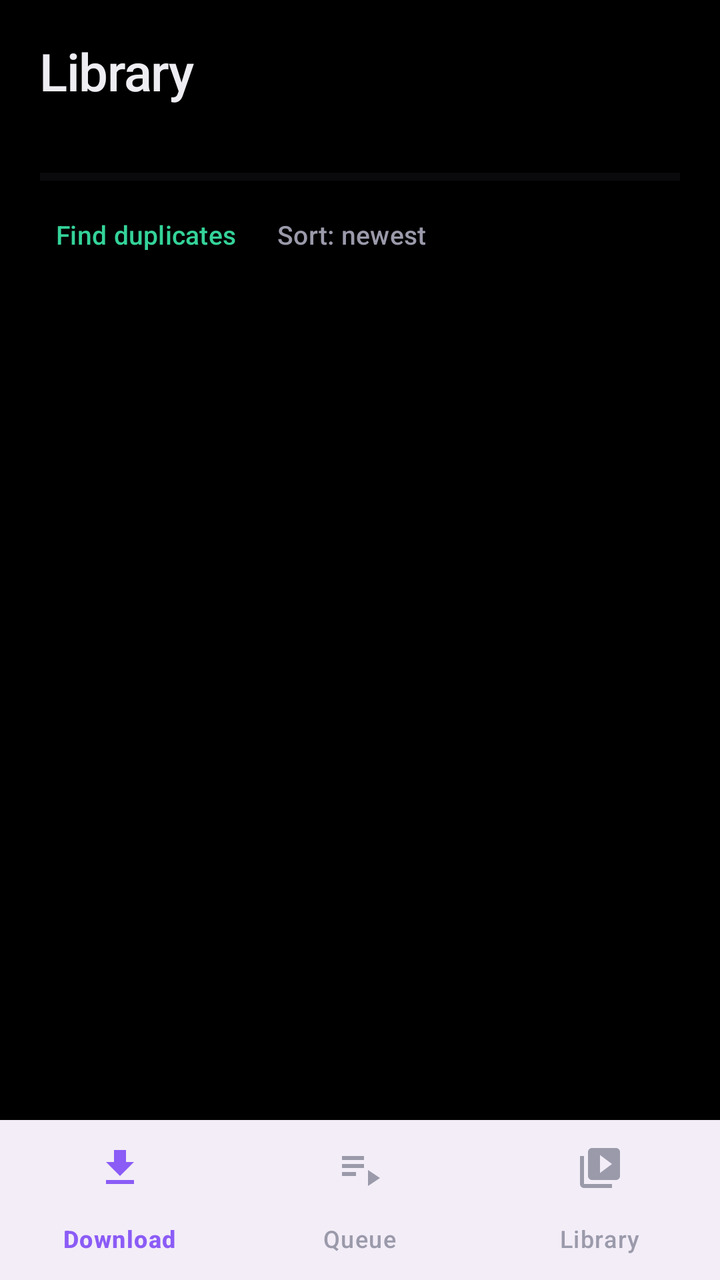
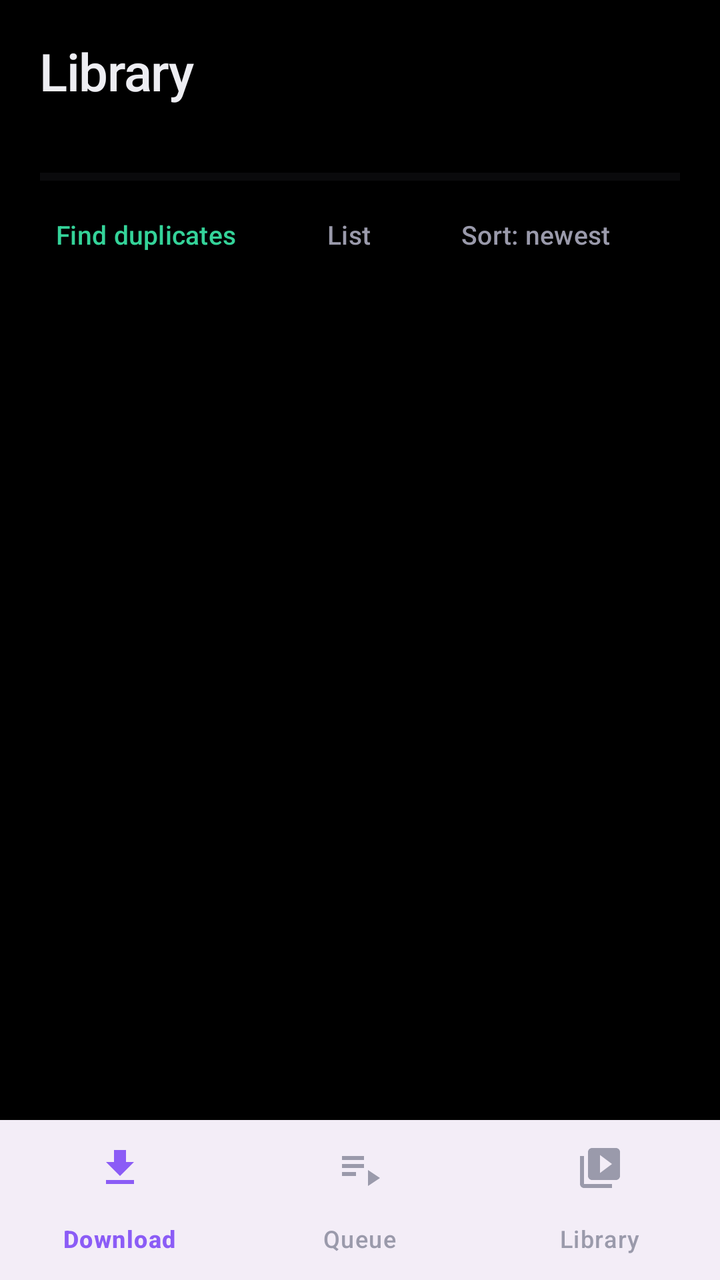

Compare the two renders of this Android layout. The source of the first and the diff that turns it into the second are given below.
<!-- AndroidManifest.xml: application theme Theme.VideoDroid -->
<!-- res/layout/activity_library.xml -->
<?xml version="1.0" encoding="utf-8"?>
<LinearLayout xmlns:android="http://schemas.android.com/apk/res/android"
    android:id="@+id/libraryRoot"
    android:layout_width="match_parent"
    android:layout_height="match_parent"
    android:background="@color/vd_bg"
    android:orientation="vertical">

    <LinearLayout
        android:id="@+id/libraryWrapper"
        android:layout_width="match_parent"
        android:layout_height="0dp"
        android:layout_weight="1"
        android:orientation="vertical">

        <LinearLayout
            android:layout_width="match_parent"
            android:layout_height="wrap_content"
            android:orientation="vertical"
            android:paddingStart="20dp"
            android:paddingTop="18dp"
            android:paddingEnd="20dp">

            <TextView
                android:layout_width="wrap_content"
                android:layout_height="wrap_content"
                android:fontFamily="sans-serif-medium"
                android:letterSpacing="-0.02"
                android:text="Library"
                android:textColor="@color/vd_text"
                android:textSize="26sp" />

            <TextView
                android:id="@+id/storageText"
                android:layout_width="match_parent"
                android:layout_height="wrap_content"
                android:layout_marginTop="6dp"
                android:text=""
                android:textColor="@color/vd_text_dim"
                android:textSize="12sp" />

            <ProgressBar
                android:id="@+id/storageBar"
                style="?android:attr/progressBarStyleHorizontal"
                android:layout_width="match_parent"
                android:layout_height="6dp"
                android:layout_marginTop="10dp"
                android:max="100"
                android:progressBackgroundTint="@color/vd_outline"
                android:progressTint="@color/vd_emerald" />

            <LinearLayout
                android:layout_width="match_parent"
                android:layout_height="wrap_content"
                android:layout_marginTop="6dp"
                android:gravity="center_vertical"
                android:orientation="horizontal">

                <Button
                    android:id="@+id/findDuplicates"
                    android:layout_width="wrap_content"
                    android:layout_height="wrap_content"
                    android:background="?android:attr/selectableItemBackground"
                    android:minHeight="40dp"
                    android:paddingStart="8dp"
                    android:paddingEnd="8dp"
                android:text="Find duplicates"
                android:textAllCaps="false"
                android:textColor="@color/vd_emerald"
                android:textSize="13sp" />

                <Button
                    android:id="@+id/librarySort"
                    android:layout_width="wrap_content"
                    android:layout_height="wrap_content"
                    android:layout_marginStart="4dp"
                    android:background="?android:attr/selectableItemBackground"
                    android:minHeight="40dp"
                    android:paddingStart="8dp"
                    android:paddingEnd="8dp"
                    android:text="Sort: newest"
                    android:textAllCaps="false"
                    android:textColor="@color/vd_text_dim"
                    android:textSize="13sp" />
            </LinearLayout>

            
            <LinearLayout
                android:id="@+id/librarySelectionBar"
                android:layout_width="match_parent"
                android:layout_height="wrap_content"
                android:layout_marginTop="6dp"
                android:gravity="center_vertical"
                android:orientation="horizontal"
                android:visibility="gone">

                <TextView
                    android:id="@+id/librarySelectionCount"
                    android:layout_width="0dp"
                    android:layout_height="wrap_content"
                    android:layout_weight="1"
                    android:text="0 selected"
                    android:textColor="@color/vd_text"
                    android:textSize="13sp" />

                <Button
                    android:id="@+id/librarySelShare"
                    android:layout_width="wrap_content"
                    android:layout_height="wrap_content"
                    android:background="?android:attr/selectableItemBackground"
                    android:minHeight="40dp"
                    android:text="Share"
                    android:textAllCaps="false"
                    android:textColor="@color/vd_violet_soft"
                    android:textSize="13sp" />

                <Button
                    android:id="@+id/librarySelMove"
                    android:layout_width="wrap_content"
                    android:layout_height="wrap_content"
                    android:background="?android:attr/selectableItemBackground"
                    android:minHeight="40dp"
                    android:text="Move"
                    android:textAllCaps="false"
                    android:textColor="@color/vd_text_dim"
                    android:textSize="13sp" />

                <Button
                    android:id="@+id/librarySelDelete"
                    android:layout_width="wrap_content"
                    android:layout_height="wrap_content"
                    android:background="?android:attr/selectableItemBackground"
                    android:minHeight="40dp"
                    android:text="Delete"
                    android:textAllCaps="false"
                    android:textColor="@color/vd_danger"
                    android:textSize="13sp" />

                <Button
                    android:id="@+id/librarySelClose"
                    android:layout_width="wrap_content"
                    android:layout_height="wrap_content"
                    android:background="?android:attr/selectableItemBackground"
                    android:minHeight="40dp"
                    android:text="✕"
                    android:textAllCaps="false"
                    android:textColor="@color/vd_text_dim"
                    android:textSize="13sp" />
            </LinearLayout>
        </LinearLayout>

        <GridView
            android:id="@+id/libraryGrid"
            android:layout_width="match_parent"
            android:layout_height="match_parent"
            android:layout_marginTop="14dp"
            android:clipToPadding="false"
            android:columnWidth="112dp"
            android:horizontalSpacing="8dp"
            android:numColumns="auto_fit"
            android:paddingStart="16dp"
            android:paddingEnd="16dp"
            android:paddingBottom="20dp"
            android:scrollbars="none"
            android:stretchMode="columnWidth"
            android:verticalSpacing="8dp" />

        <TextView
            android:id="@+id/libraryEmpty"
            android:layout_width="match_parent"
            android:layout_height="match_parent"
            android:gravity="center"
            android:text="Nothing downloaded yet"
            android:textColor="@color/vd_text_dim"
            android:textSize="14sp"
            android:visibility="gone" />
    </LinearLayout>

    <include layout="@layout/bottom_nav" />
</LinearLayout>
<!-- res/layout/bottom_nav.xml (included above) -->
<?xml version="1.0" encoding="utf-8"?>
<com.google.android.material.bottomnavigation.BottomNavigationView
    xmlns:android="http://schemas.android.com/apk/res/android"
    xmlns:app="http://schemas.android.com/apk/res-auto"
    android:id="@+id/bottomNav"
    android:layout_width="match_parent"
    android:layout_height="wrap_content"
    android:background="?attr/colorSurfaceContainer"
    app:itemActiveIndicatorStyle="@style/Widget.Material3.BottomNavigationView.ActiveIndicator"
    app:itemIconTint="@color/bottom_nav_icon_tint"
    app:itemTextColor="@color/bottom_nav_icon_tint"
    app:labelVisibilityMode="labeled"
    app:menu="@menu/bottom_nav" />
<!-- resources referenced by this layout -->
<resources>
  <color name="vd_bg">#000000</color>
  <color name="vd_danger">#F87171</color>
  <color name="vd_emerald">#34D399</color>
  <color name="vd_outline">#2A2A35</color>
  <color name="vd_text">#EDEDF2</color>
  <color name="vd_text_dim">#9A9AAB</color>
  <color name="vd_violet_soft">#A78BFA</color>
  <style name="Theme.VideoDroid" parent="Theme.Material3.DayNight.NoActionBar">
          <item name="colorPrimary">@color/primary</item>
          <item name="colorOnPrimary">@color/onPrimary</item>
          <item name="colorSecondary">@color/secondary</item>
          <item name="colorOnSecondary">@color/onSecondary</item>
          <item name="android:colorBackground">@color/vd_bg</item>
          <item name="colorSurface">@color/vd_surface</item>
          <item name="colorSurfaceVariant">@color/vd_surface_high</item>
          <item name="colorOnSurface">@color/vd_text</item>
          <item name="colorOnSurfaceVariant">@color/vd_text_dim</item>
          <item name="colorOutline">@color/vd_outline</item>
          <item name="android:windowBackground">@color/vd_bg</item>
          <item name="android:statusBarColor">@android:color/transparent</item>
          <item name="android:navigationBarColor">@android:color/transparent</item>
          <item name="android:windowLightStatusBar">false</item>
      </style>
  <color name="primary">#8B5CF6</color>
  <color name="onPrimary">#FFFFFF</color>
  <color name="secondary">#34D399</color>
  <color name="onSecondary">#00251A</color>
  <color name="vd_surface">#0E0E13</color>
  <color name="vd_surface_high">#16161D</color>
</resources>

<!-- the commit's change to res/layout/activity_library.xml (unified diff, before → after) -->
@@ -68,6 +68,18 @@
                 android:textAllCaps="false"
                 android:textColor="@color/vd_emerald"
                 android:textSize="13sp" />
+
+                <Button
+                    android:id="@+id/libraryViewToggle"
+                    android:layout_width="wrap_content"
+                    android:layout_height="wrap_content"
+                    android:layout_marginStart="4dp"
+                    android:background="?android:attr/selectableItemBackground"
+                    android:minHeight="40dp"
+                    android:text="List"
+                    android:textAllCaps="false"
+                    android:textColor="@color/vd_text_dim"
+                    android:textSize="13sp" />
 
                 <Button
                     android:id="@+id/librarySort"
@@ -157,7 +169,7 @@
             android:clipToPadding="false"
             android:columnWidth="112dp"
             android:horizontalSpacing="8dp"
-            android:numColumns="auto_fit"
+            android:numColumns="2"
             android:paddingStart="16dp"
             android:paddingEnd="16dp"
             android:paddingBottom="20dp"
<!-- resource entries referenced after the edit -->
@@ -3,7 +3,7 @@
   <color name="vd_bg">#000000</color>
   <color name="vd_danger">#F87171</color>
   <color name="vd_emerald">#34D399</color>
-  <color name="vd_outline">#2A2A35</color>
+  <color name="vd_outline">#2A2A2F</color>
   <color name="vd_text">#EDEDF2</color>
   <color name="vd_text_dim">#9A9AAB</color>
   <color name="vd_violet_soft">#A78BFA</color>
@@ -27,7 +27,7 @@
   <color name="onPrimary">#FFFFFF</color>
   <color name="secondary">#34D399</color>
   <color name="onSecondary">#00251A</color>
-  <color name="vd_surface">#0E0E13</color>
-  <color name="vd_surface_high">#16161D</color>
+  <color name="vd_surface">#121212</color>
+  <color name="vd_surface_high">#1C1C1E</color>
 </resources>
 
